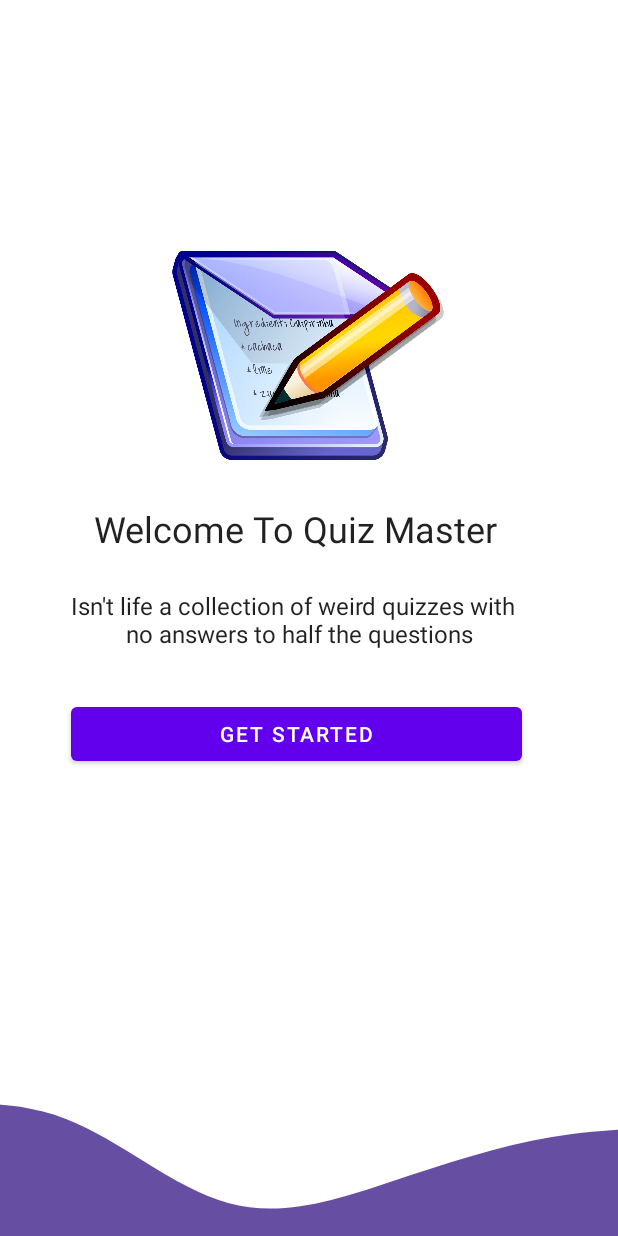
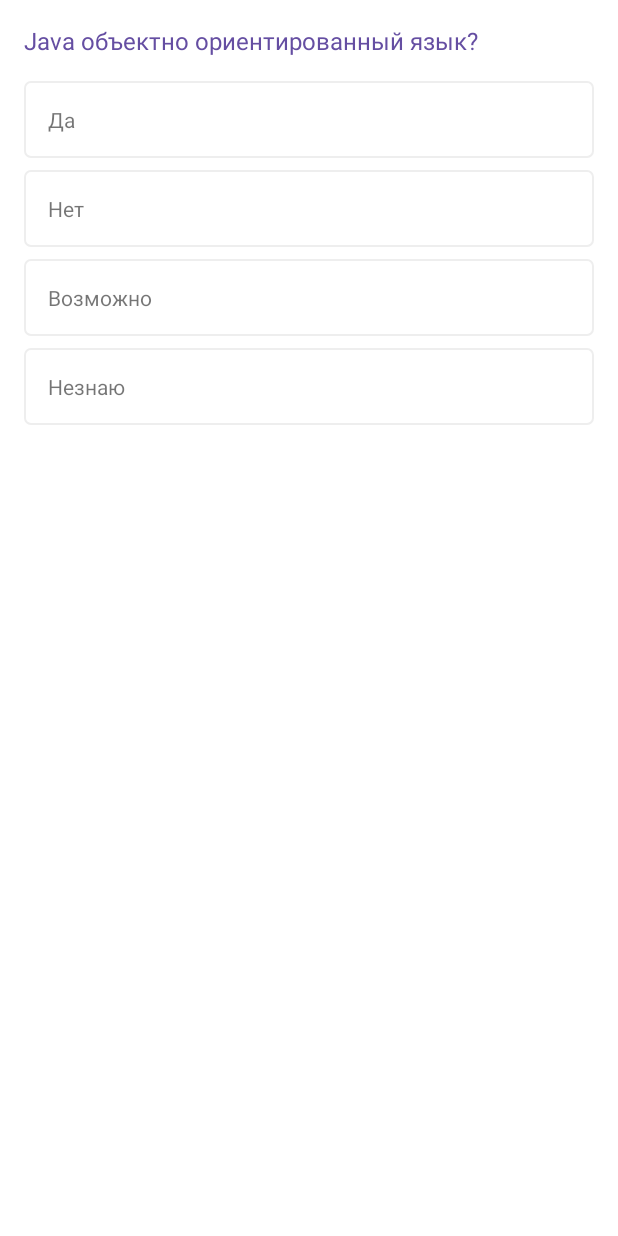
Before and after one commit to MisterZeroCool/QuizApp, an Android app: the screen it shows after launch (LoginIntroActivity before the commit, QuestionActivity after it), on a phone screen of 412 x 824 dp. Run offline under Robolectric (Android 15) with nearby library versions, the phone set to English and light mode, and no system bars; our stand-ins replace Room's generated code.

Commit message:
work with answer design

```diff
--- a/app/build.gradle.kts
+++ b/app/build.gradle.kts
@@ -11,12 +11,12 @@ kotlin {
 
 android {
     namespace = "ru.malohelm.quizapp"
-    compileSdk = 33
+    compileSdk = 34
 
     defaultConfig {
         applicationId = "ru.malohelm.quizapp"
         minSdk = 24
-        targetSdk = 33
+        targetSdk = 34
         versionCode = 1
         versionName = "1.0"
 
@@ -51,7 +51,7 @@ dependencies {
     implementation("com.google.firebase:firebase-auth-ktx:22.1.2")
     implementation("com.google.firebase:firebase-auth:22.1.2")
     //ksp("androidx.room:room-compiler:2.5.2")
-    implementation("androidx.core:core-ktx:1.10.0")
+    implementation("androidx.core:core-ktx:1.12.0")
     implementation("androidx.appcompat:appcompat:1.6.1")
     implementation("com.google.android.material:material:1.9.0")
     implementation("androidx.constraintlayout:constraintlayout:2.1.4")
--- a/app/src/main/java/ru/malohelm/quizapp/activities/MainActivity.kt
+++ b/app/src/main/java/ru/malohelm/quizapp/activities/MainActivity.kt
@@ -59,6 +59,9 @@ class MainActivity : AppCompatActivity() {
                 return@addSnapshotListener
             }
             Log.d("DATA", value.toObjects(Quiz::class.java).toString())
+            quizList.clear()
+            quizList.addAll(value.toObjects(Quiz::class.java))
+            adapter.notifyDataSetChanged()
         }
     }
 
--- /dev/null
+++ b/app/src/main/java/ru/malohelm/quizapp/activities/QuestionActivity.kt
@@ -0,0 +1,39 @@
+package ru.malohelm.quizapp.activities
+
+import androidx.appcompat.app.AppCompatActivity
+import android.os.Bundle
+import androidx.recyclerview.widget.LinearLayoutManager
+import ru.malohelm.quizapp.R
+import ru.malohelm.quizapp.adapters.OptionAdapter
+import ru.malohelm.quizapp.data.entity.Question
+import ru.malohelm.quizapp.databinding.ActivityQuestionBinding
+
+class QuestionActivity : AppCompatActivity() {
+    lateinit var binding: ActivityQuestionBinding
+    override fun onCreate(savedInstanceState: Bundle?) {
+        super.onCreate(savedInstanceState)
+        binding = ActivityQuestionBinding.inflate(layoutInflater)
+        setContentView(binding.root)
+        bindViews()
+    }
+
+    private fun bindViews() {
+        val question = Question(
+            "Java объектно ориентированный язык?",
+            "Да",
+            "Нет",
+            "Возможно",
+            "Незнаю",
+            "Да"
+        )
+        binding.description.text = question.description
+        val optionAdapter = OptionAdapter(this, question)
+        binding.optionList.layoutManager = LinearLayoutManager(this)
+        binding.optionList.adapter = optionAdapter
+        binding.optionList.setHasFixedSize(true)
+
+
+
+    }
+
+}
--- /dev/null
+++ b/app/src/main/java/ru/malohelm/quizapp/adapters/OptionAdapter.kt
@@ -0,0 +1,43 @@
+package ru.malohelm.quizapp.adapters
+
+import android.content.Context
+import android.view.LayoutInflater
+import android.view.View
+import android.view.ViewGroup
+import android.widget.TextView
+import android.widget.Toast
+import androidx.recyclerview.widget.RecyclerView
+import ru.malohelm.quizapp.R
+import ru.malohelm.quizapp.data.entity.Question
+
+class OptionAdapter(val context: Context, val question: Question): RecyclerView.Adapter<OptionAdapter.OptionViewHolder>(){
+
+    private var options: List<String> = listOf(question.optionl1, question.optionl2, question.optionl3, question.optionl4)
+    inner class OptionViewHolder(itemView: View) : RecyclerView.ViewHolder(itemView){
+        var optionView = itemView.findViewById<TextView>(R.id.quiz_option)
+    }
+
+    override fun onCreateViewHolder(parent: ViewGroup, viewType: Int): OptionViewHolder {
+        val view = LayoutInflater.from(context).inflate(R.layout.option_item, parent, false)
+        return OptionViewHolder(view)
+    }
+
+    override fun getItemCount(): Int {
+        return options.size
+    }
+
+    override fun onBindViewHolder(holder: OptionViewHolder, position: Int) {
+        holder.optionView.text = options[position]
+        holder.itemView.setOnClickListener {
+//            Toast.makeText(context, options[position], Toast.LENGTH_SHORT).show()
+            question.userAnswer = options[position]
+            notifyDataSetChanged()
+        }
+        if (question.userAnswer == options[position]){
+            holder.itemView.setBackgroundResource(R.drawable.option_item_selected_bg)
+        }
+        else{
+            holder.itemView.setBackgroundResource(R.drawable.option_item_bg)
+        }
+    }
+}
--- a/app/src/main/java/ru/malohelm/quizapp/data/entity/Question.kt
+++ b/app/src/main/java/ru/malohelm/quizapp/data/entity/Question.kt
@@ -19,5 +19,5 @@ data class Question(
     var optionl3: String = "",
     var optionl4: String = "",
     var answer: String = "",
-    var userAnswer: String,
+    var userAnswer: String = "",
 )
--- /dev/null
+++ b/app/src/main/res/drawable/option_item_bg.xml
@@ -0,0 +1,8 @@
+<?xml version="1.0" encoding="utf-8"?>
+<shape xmlns:android="http://schemas.android.com/apk/res/android">
+    <solid android:color="#FFF"/>
+    <corners android:radius="4dp"/>
+    <stroke
+        android:width="1dp"
+        android:color="#EEE"/>
+</shape>
--- /dev/null
+++ b/app/src/main/res/drawable/option_item_selected_bg.xml
@@ -0,0 +1,7 @@
+<?xml version="1.0" encoding="utf-8"?>
+<shape xmlns:android="http://schemas.android.com/apk/res/android">
+    <corners android:radius="4dp"/>
+    <stroke
+        android:width="1dp"
+        android:color="@color/colorAccent"/>
+</shape>
--- /dev/null
+++ b/app/src/main/res/layout/activity_question.xml
@@ -0,0 +1,89 @@
+<?xml version="1.0" encoding="utf-8"?>
+<androidx.constraintlayout.widget.ConstraintLayout xmlns:android="http://schemas.android.com/apk/res/android"
+    xmlns:app="http://schemas.android.com/apk/res-auto"
+    xmlns:tools="http://schemas.android.com/tools"
+    android:layout_width="match_parent"
+    android:layout_height="match_parent"
+    android:orientation="vertical"
+    android:padding="16dp"
+    tools:context=".activities.QuestionActivity">
+
+    <TextView
+        android:id="@+id/description"
+        android:layout_width="0dp"
+        android:layout_height="wrap_content"
+        android:textColor="@color/colorPrimaryText"
+        android:textSize="16sp"
+        app:layout_constraintEnd_toEndOf="parent"
+        app:layout_constraintStart_toStartOf="parent"
+        app:layout_constraintTop_toTopOf="parent"
+        />
+
+    <Button
+        android:visibility="invisible"
+        android:id="@+id/btnPrevious"
+        android:layout_width="0dp"
+        android:layout_height="wrap_content"
+        android:layout_marginEnd="8dp"
+        android:text="@string/previous"
+        android:textAllCaps="false"
+        app:layout_constraintBottom_toBottomOf="parent"
+        app:layout_constraintLeft_toLeftOf="parent"
+        app:layout_constraintRight_toRightOf="@+id/guideline"
+        />
+
+    <androidx.constraintlayout.widget.Guideline
+        android:id="@+id/guideline"
+        android:layout_width="wrap_content"
+        android:layout_height="match_parent"
+        android:orientation="vertical"
+        app:layout_constraintGuide_percent="0.5"
+        />
+
+    <Button
+        android:visibility="invisible"
+        android:id="@+id/btnNext"
+        android:layout_width="0dp"
+        android:layout_height="wrap_content"
+        android:layout_marginEnd="8dp"
+        android:text="@string/next"
+        android:textAllCaps="false"
+        app:layout_constraintBottom_toBottomOf="parent"
+        app:layout_constraintLeft_toRightOf="@+id/guideline"
+        app:layout_constraintRight_toRightOf="parent"
+        />
+
+    <androidx.constraintlayout.widget.Guideline
+        android:id="@+id/horizontal_guideline"
+        android:layout_width="match_parent"
+        android:layout_height="wrap_content"
+        android:orientation="horizontal"
+        app:layout_constraintGuide_percent="0.8"
+        />
+
+    <androidx.recyclerview.widget.RecyclerView
+        android:id="@+id/optionList"
+        android:layout_width="0dp"
+        android:layout_height="0dp"
+        android:layout_marginTop="8dp"
+        app:layout_constraintBottom_toTopOf="@+id/horizontal_guideline"
+        app:layout_constraintEnd_toEndOf="@+id/description"
+        app:layout_constraintStart_toStartOf="@+id/description"
+        app:layout_constraintTop_toBottomOf="@+id/description"
+         />
+
+    <Button
+        android:visibility="invisible"
+        android:id="@+id/btnSubmit"
+        android:layout_width="0dp"
+        android:layout_height="wrap_content"
+        android:layout_marginEnd="8dp"
+        android:text="@string/submit"
+        android:textAllCaps="false"
+        app:layout_constraintBottom_toBottomOf="parent"
+        app:layout_constraintLeft_toRightOf="@+id/guideline"
+        app:layout_constraintRight_toRightOf="parent"
+        />
+
+
+</androidx.constraintlayout.widget.ConstraintLayout>
--- /dev/null
+++ b/app/src/main/res/layout/option_item.xml
@@ -0,0 +1,18 @@
+<?xml version="1.0" encoding="utf-8"?>
+<LinearLayout xmlns:android="http://schemas.android.com/apk/res/android"
+    android:layout_width="match_parent"
+    android:layout_height="wrap_content"
+    android:id="@+id/option_container"
+    android:layout_marginTop="8dp"
+    >
+
+    <TextView
+        android:id="@+id/quiz_option"
+        android:layout_width="match_parent"
+        android:layout_height="wrap_content"
+        android:padding="16dp"
+        android:text="A: Java"
+        android:textSize="14sp"
+        />
+
+</LinearLayout>
--- a/app/src/main/res/values-night/themes.xml
+++ b/app/src/main/res/values-night/themes.xml
@@ -1,7 +1,8 @@
 <resources xmlns:tools="http://schemas.android.com/tools">
     <!-- Base application theme. -->
     <style name="Base.Theme.QuizApp" parent="Theme.MaterialComponents.DayNight.NoActionBar">
-        <!-- Customize your dark theme here. -->
-        <!-- <item name="colorPrimary">@color/my_dark_primary</item> -->
+        <item name="colorPrimary">@color/colorPrimaryText</item>
+        <item name="colorPrimaryDark">@color/colorPrimaryDark</item>
+        <item name="colorAccent">@color/colorAccent</item>
     </style>
 </resources>
--- a/app/src/main/res/values/colors.xml
+++ b/app/src/main/res/values/colors.xml
@@ -4,6 +4,7 @@
     <color name="white">#FFFFFFFF</color>
     <color name="colorAccent">#E91E63</color>
     <color name="colorPrimaryText">#654EA2</color>
+    <color name="colorPrimaryDark">#654EA2</color>
     <color name="colorPrimaryTextOpaque">#654EA2</color>
     <color name="colorPrimaryButton">#FFFFFFFF</color>
     <color name="colorEditTextBgColor">#f2f5fa</color>
--- a/app/src/main/res/values/strings.xml
+++ b/app/src/main/res/values/strings.xml
@@ -21,4 +21,7 @@
     <string name="rate_us">Rate Us</string>
     <string name="profile">Profile</string>
     <string name="follow_us">Follow Us</string>
+    <string name="previous">Previous</string>
+    <string name="submit">Submit</string>
+    <string name="next">Next</string>
 </resources>
--- a/app/src/main/res/values/themes.xml
+++ b/app/src/main/res/values/themes.xml
@@ -3,6 +3,9 @@
     <style name="Base.Theme.QuizApp" parent="Theme.MaterialComponents.Light.NoActionBar">
         <!-- Customize your light theme here. -->
         <!-- <item name="colorPrimary">@color/my_light_primary</item> -->
+        <item name="colorPrimary">@color/colorPrimaryText</item>
+        <item name="colorPrimaryDark">@color/colorPrimaryDark</item>
+        <item name="colorAccent">@color/colorAccent</item>
     </style>
 
     <style name="Theme.QuizApp" parent="Base.Theme.QuizApp" />
```
Also changed, not shown: app/src/main/AndroidManifest.xml (+15 -12 lines).
